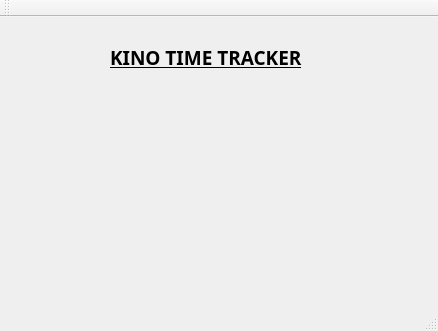
This is mainwindow.ui in gelldur/Kino-Time-Tracker as Qt 5 draws it before an edit. The edited form follows.
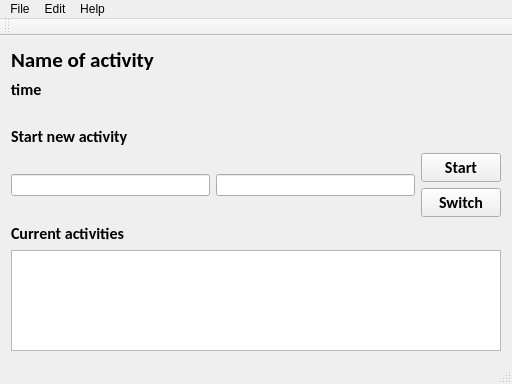
This is the edited form.

Commit message: #9 created main interface

```diff
--- a/mainwindow.ui
+++ b/mainwindow.ui
@@ -6,49 +6,184 @@
    <rect>
     <x>0</x>
     <y>0</y>
-    <width>438</width>
-    <height>331</height>
+    <width>512</width>
+    <height>384</height>
    </rect>
   </property>
+  <property name="minimumSize">
+   <size>
+    <width>512</width>
+    <height>384</height>
+   </size>
+  </property>
   <property name="windowTitle">
    <string>MainWindow</string>
   </property>
   <widget class="QWidget" name="centralWidget">
-   <widget class="QLabel" name="label">
-    <property name="geometry">
-     <rect>
-      <x>110</x>
-      <y>0</y>
-      <width>241</width>
-      <height>81</height>
-     </rect>
-    </property>
-    <property name="font">
-     <font>
-      <family>MV Boli</family>
-      <pointsize>14</pointsize>
-      <weight>75</weight>
-      <bold>true</bold>
-      <underline>true</underline>
-     </font>
-    </property>
-    <property name="text">
-     <string>KINO TIME TRACKER</string>
-    </property>
-    <property name="textFormat">
-     <enum>Qt::AutoText</enum>
-    </property>
-   </widget>
+   <layout class="QVBoxLayout" name="verticalLayout_6">
+    <item>
+     <layout class="QVBoxLayout" name="verticalLayout_5">
+      <item>
+       <layout class="QVBoxLayout" name="verticalLayout_2">
+        <item>
+         <widget class="QLabel" name="label_3">
+          <property name="font">
+           <font>
+            <family>Calibri</family>
+            <pointsize>16</pointsize>
+            <weight>75</weight>
+            <bold>true</bold>
+           </font>
+          </property>
+          <property name="text">
+           <string>Name of activity</string>
+          </property>
+         </widget>
+        </item>
+        <item>
+         <widget class="QLabel" name="label_4">
+          <property name="font">
+           <font>
+            <family>Calibri</family>
+            <pointsize>12</pointsize>
+            <weight>75</weight>
+            <bold>true</bold>
+           </font>
+          </property>
+          <property name="text">
+           <string>time</string>
+          </property>
+         </widget>
+        </item>
+       </layout>
+      </item>
+      <item>
+       <widget class="QLabel" name="label_5">
+        <property name="text">
+         <string/>
+        </property>
+       </widget>
+      </item>
+     </layout>
+    </item>
+    <item>
+     <layout class="QVBoxLayout" name="verticalLayout_4">
+      <item>
+       <widget class="QLabel" name="label_2">
+        <property name="font">
+         <font>
+          <family>Calibri</family>
+          <pointsize>12</pointsize>
+          <weight>75</weight>
+          <bold>true</bold>
+         </font>
+        </property>
+        <property name="text">
+         <string>Start new activity</string>
+        </property>
+       </widget>
+      </item>
+      <item>
+       <layout class="QHBoxLayout" name="horizontalLayout">
+        <item>
+         <widget class="QLineEdit" name="lineEdit">
+          <property name="text">
+           <string/>
+          </property>
+         </widget>
+        </item>
+        <item>
+         <widget class="QLineEdit" name="lineEdit_2"/>
+        </item>
+        <item>
+         <layout class="QVBoxLayout" name="verticalLayout">
+          <item>
+           <widget class="QPushButton" name="pushButton">
+            <property name="font">
+             <font>
+              <family>Calibri</family>
+              <pointsize>12</pointsize>
+              <weight>75</weight>
+              <bold>true</bold>
+             </font>
+            </property>
+            <property name="text">
+             <string>Start</string>
+            </property>
+           </widget>
+          </item>
+          <item>
+           <widget class="QPushButton" name="pushButton_2">
+            <property name="font">
+             <font>
+              <family>Calibri</family>
+              <pointsize>12</pointsize>
+              <weight>75</weight>
+              <bold>true</bold>
+             </font>
+            </property>
+            <property name="text">
+             <string>Switch</string>
+            </property>
+           </widget>
+          </item>
+         </layout>
+        </item>
+       </layout>
+      </item>
+     </layout>
+    </item>
+    <item>
+     <layout class="QVBoxLayout" name="verticalLayout_3">
+      <item>
+       <widget class="QLabel" name="label">
+        <property name="font">
+         <font>
+          <family>Calibri</family>
+          <pointsize>12</pointsize>
+          <weight>75</weight>
+          <bold>true</bold>
+         </font>
+        </property>
+        <property name="text">
+         <string>Current activities</string>
+        </property>
+       </widget>
+      </item>
+      <item>
+       <widget class="QListView" name="listView"/>
+      </item>
+     </layout>
+    </item>
+   </layout>
   </widget>
   <widget class="QMenuBar" name="menuBar">
    <property name="geometry">
     <rect>
      <x>0</x>
      <y>0</y>
-     <width>438</width>
-     <height>18</height>
+     <width>512</width>
+     <height>21</height>
     </rect>
    </property>
+   <widget class="QMenu" name="menuHelp">
+    <property name="title">
+     <string>File</string>
+    </property>
+   </widget>
+   <widget class="QMenu" name="menuEdit">
+    <property name="title">
+     <string>Edit</string>
+    </property>
+   </widget>
+   <widget class="QMenu" name="menuHelp_2">
+    <property name="title">
+     <string>Help</string>
+    </property>
+   </widget>
+   <addaction name="menuHelp"/>
+   <addaction name="menuEdit"/>
+   <addaction name="menuHelp_2"/>
   </widget>
   <widget class="QToolBar" name="mainToolBar">
    <attribute name="toolBarArea">
```
The commit also changes 3 other files.
